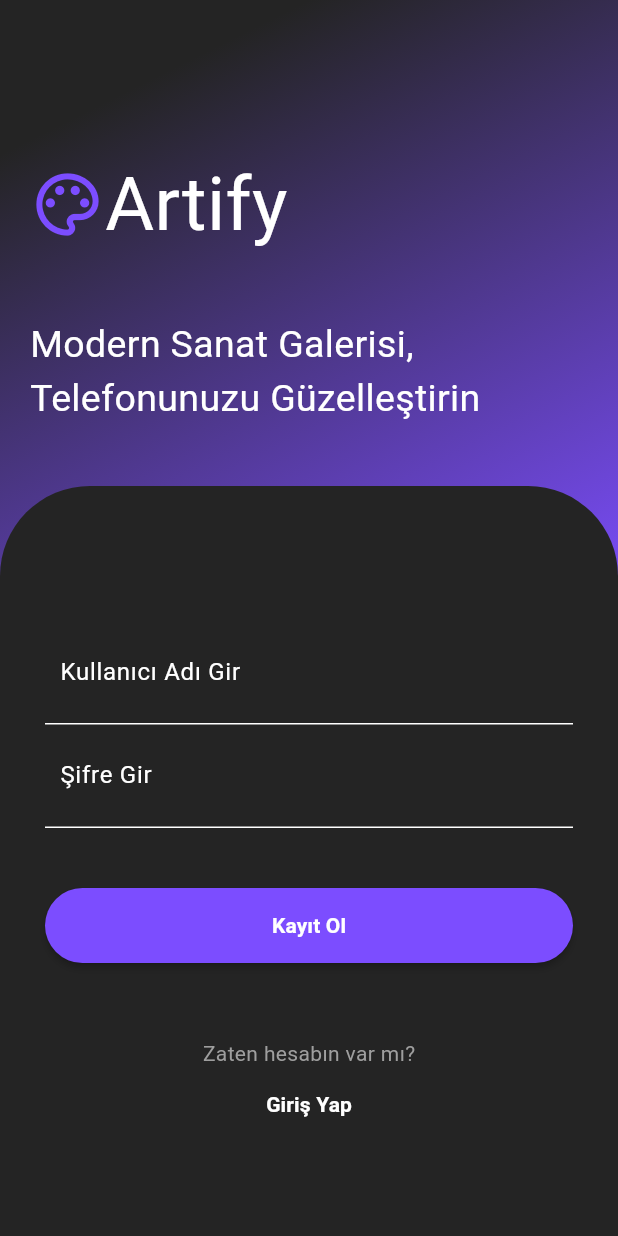
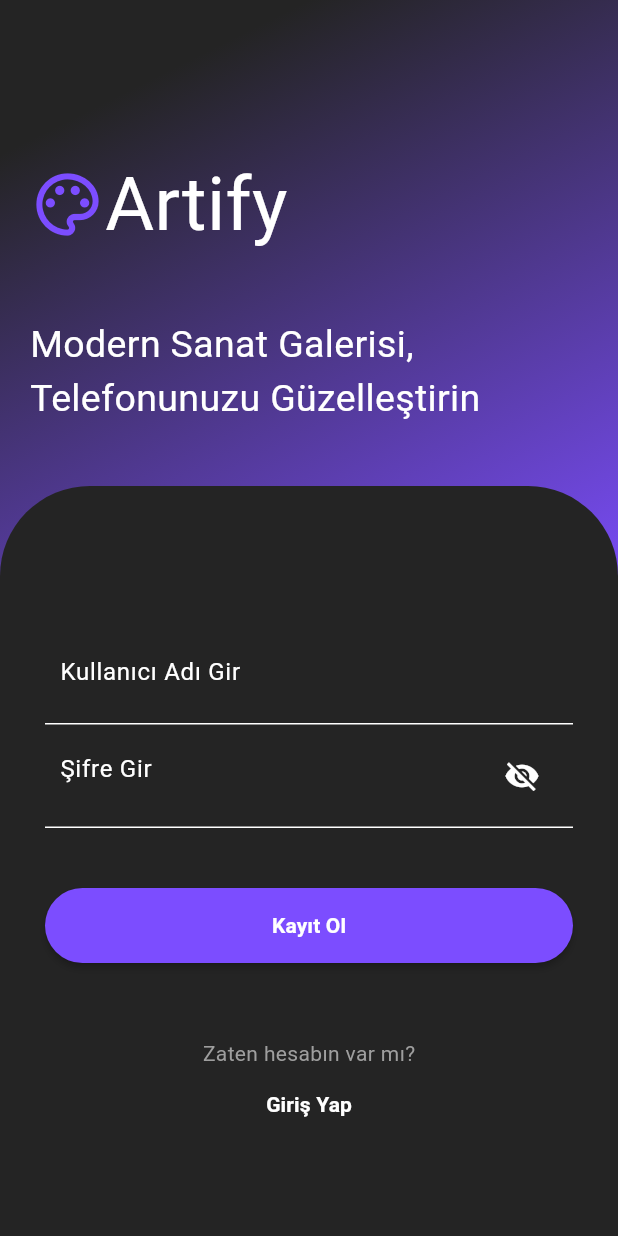
Before and after one commit to AksitArda/Artify, a Flutter app: the Register screen opened directly, on a phone screen of 412 x 824 dp. Run offline on Flutter 3.47's test engine with Material 3 defaults, Android fonts, the light colour scheme and no system bars; our stand-ins replace animate_do, image_picker.

Commit message:
Update register.dart

```diff
--- a/app/lib/register.dart
+++ b/app/lib/register.dart
@@ -12,6 +12,7 @@ class Register extends StatefulWidget {
 }
 
 class _SplashScreenState extends State<Register> with SingleTickerProviderStateMixin {
+  bool _isPasswordHidden = true;
 
   @override
   void initState() {
@@ -19,7 +20,7 @@ class _SplashScreenState extends State<Register> with SingleTickerProviderStateM
     SystemChrome.setEnabledSystemUIMode(SystemUiMode.immersive);
   }
 
-  void disponse() {
+  void dispose() {
     SystemChrome.setEnabledSystemUIMode(SystemUiMode.manual, overlays: SystemUiOverlay.values);
     super.dispose();
   }
@@ -28,7 +29,7 @@ class _SplashScreenState extends State<Register> with SingleTickerProviderStateM
   Widget build(BuildContext context) {
     return Scaffold(
       backgroundColor: Color.fromARGB(255, 36, 36, 36),
-      body:  Container(
+      body: Container(
         width: double.infinity,
         decoration: BoxDecoration(
             gradient: LinearGradient(begin: Alignment.topCenter, colors: [
@@ -48,8 +49,7 @@ class _SplashScreenState extends State<Register> with SingleTickerProviderStateM
                 children: <Widget>[
                   FadeInUp(
                     duration: Duration(milliseconds: 1000),
-                    child: Row(
-                        children: [
+                    child: Row(children: [
                       Icon(
                         Icons.palette_outlined,
                         color: Colors.deepPurpleAccent,
@@ -124,13 +124,26 @@ class _SplashScreenState extends State<Register> with SingleTickerProviderStateM
                                           bottom: BorderSide(
                                               color: Colors.white))),
                                   child: TextField(
-                                    obscureText: true,
+                                    obscureText: _isPasswordHidden,
                                     style: TextStyle(color: Colors.white),
                                     decoration: InputDecoration(
                                       hintText: "Şifre Gir",
-                                        hintStyle:
-                                        TextStyle(color: Colors.white),
-                                        border: InputBorder.none),
+                                      hintStyle: TextStyle(color: Colors.white),
+                                      border: InputBorder.none,
+                                      suffixIcon: IconButton(
+                                        icon: Icon(
+                                          _isPasswordHidden
+                                              ? Icons.visibility_off
+                                              : Icons.visibility,
+                                          color: Colors.white,
+                                        ),
+                                        onPressed: () {
+                                          setState(() {
+                                            _isPasswordHidden = !_isPasswordHidden;
+                                          });
+                                        },
+                                      ),
+                                    ),
                                   ),
                                 ),
                               ],
@@ -139,7 +152,6 @@ class _SplashScreenState extends State<Register> with SingleTickerProviderStateM
                       SizedBox(
                         height: 40,
                       ),
-
                       FadeInUp(
                           duration: Duration(milliseconds: 1600),
                           child: MaterialButton(
```
Lines whose indentation alone changed are shown as unchanged.
